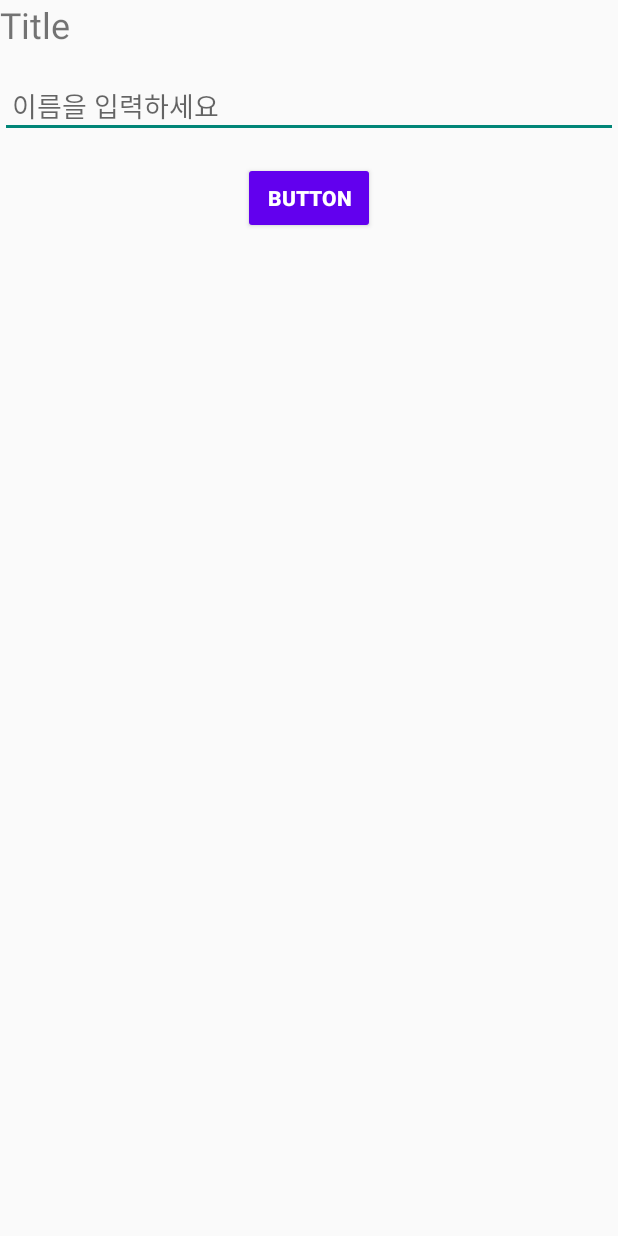
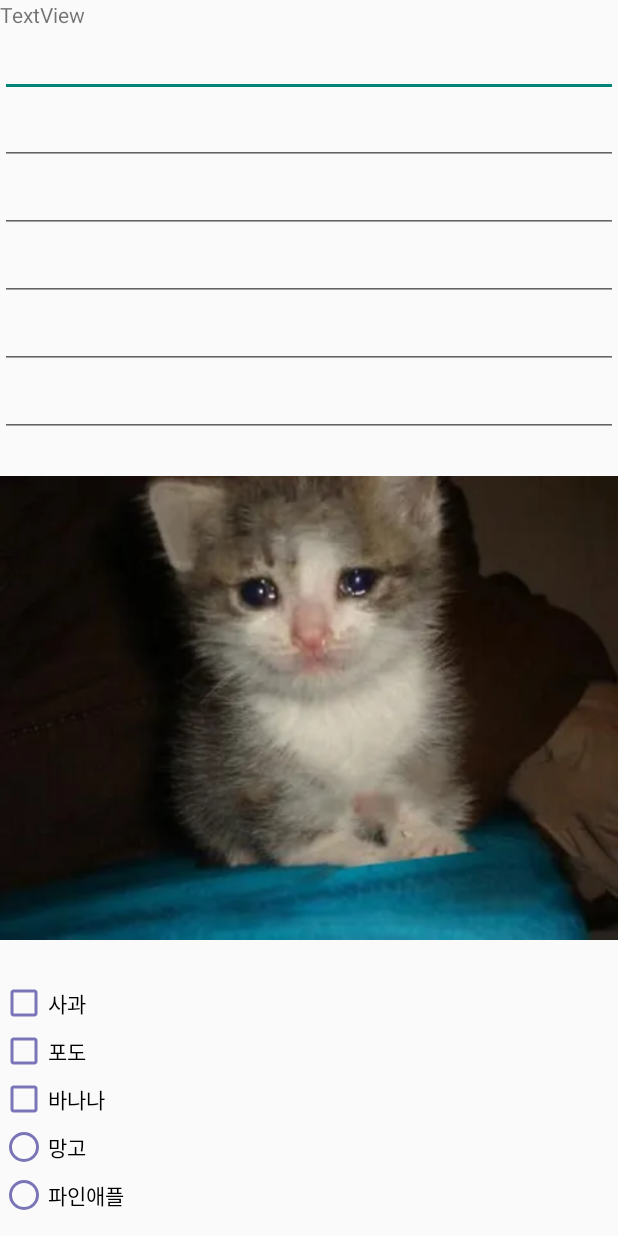
Before and after one commit to mawoo-UI/AndroidKotlin, an Android app built with Jetpack Compose: the screen it shows after launch (MainActivity), on a phone screen of 412 x 824 dp. Run offline under Robolectric (Android 15) with nearby library versions, the phone set to English and light mode, and no system bars.

Commit message:
툴 연습

```diff
--- a/MyApp/app/build.gradle.kts
+++ b/MyApp/app/build.gradle.kts
@@ -49,6 +49,7 @@ dependencies {
     implementation(libs.androidx.ui.graphics)
     implementation(libs.androidx.ui.tooling.preview)
     implementation(libs.androidx.material3)
+    implementation(libs.androidx.recyclerview)
     testImplementation(libs.junit)
     androidTestImplementation(libs.androidx.junit)
     androidTestImplementation(libs.androidx.espresso.core)
--- a/MyApp/app/src/main/java/cokr/oneweeks/myapplication/MainActivity.kt
+++ b/MyApp/app/src/main/java/cokr/oneweeks/myapplication/MainActivity.kt
@@ -1,8 +1,10 @@
 package cokr.oneweeks.myapplication
 
 import android.os.Bundle
+import android.widget.ArrayAdapter
 import android.widget.Button
 import android.widget.EditText
+import android.widget.ListView
 import android.widget.Toast
 import androidx.activity.ComponentActivity
 import androidx.activity.compose.setContent
@@ -19,21 +21,41 @@ import cokr.oneweeks.myapplication.ui.theme.MyApplicationTheme
 class MainActivity : ComponentActivity() {
     override fun onCreate(savedInstanceState: Bundle?) {
         super.onCreate(savedInstanceState)
-        setContentView(R.layout.activity_main)
+        enableEdgeToEdge()
+        setContentView(R.layout.text_view)
+//        setContentView(R.layout.activity_main)
+//        setContentView(R.layout.activity_main_xml)
+//        setContentView(R.layout.list_layout)
 
-        //event
-        val input:EditText = findViewById(R.id.editTextText)
-        val button:Button = findViewById(R.id.button)
+//        val fruits = listOf("파인애플", "사과", "바나나", "복숭아", "포도", "리치","구아바", "망고", "멜론")
+//        val listView:ListView = findViewById (R.id.listView)
+//
+//
+//        //adapter
+//        val addapter = ArrayAdapter(this, android.R.layout.simple_list_item_1, fruits)
+//        listView.addapter = addapter
+//
+//        listView.setOnItemClickListener { _,_, position, _ ->
+//            val value =  fruits[position];
+//            Toast.makeText(this, value, Toast.LENGTH_SHORT).show()
+//        }
 
-        button.setOnClickListener{
-            val textValue = input.text.toString();
-            if (textValue.isBlank()) {
-                Toast.makeText(this, "값을 입력하세요" , Toast.LENGTH_SHORT).show()
-            }
-            else {
-                Toast.makeText(this, "안녕하세요 $textValue",Toast.LENGTH_SHORT).show()
-            }
-        }
+
+
+//        //event
+
+//        val input:EditText = findViewById(R.id.editTextText)
+//        val button:Button = findViewById(R.id.button)
+//
+//        button.setOnClickListener{
+//            val textValue = input.text.toString();
+//            if (textValue.isBlank()) {
+//                Toast.makeText(this, "값을 입력하세요" , Toast.LENGTH_SHORT).show()
+//            }
+//            else {
+//                Toast.makeText(this, "안녕하세요 $textValue",Toast.LENGTH_SHORT).show()
+//            }
+//        }
 //        enableEdgeToEdge()
 //        setContent {
 //            MyApplicationTheme {
--- /dev/null
+++ b/MyApp/app/src/main/res/layout/text_view.xml
@@ -0,0 +1,109 @@
+<?xml version="1.0" encoding="utf-8"?>
+<LinearLayout xmlns:android="http://schemas.android.com/apk/res/android"
+    xmlns:app="http://schemas.android.com/apk/res-auto"
+    android:orientation="vertical"
+             android:layout_width="match_parent"
+             android:layout_height="match_parent">
+
+    <ScrollView
+        android:layout_width="match_parent"
+        android:layout_height="match_parent">
+
+        <LinearLayout
+            android:layout_width="match_parent"
+            android:layout_height="wrap_content"
+            android:orientation="vertical" >
+
+            <TextView
+                android:id="@+id/textView3"
+                android:layout_width="match_parent"
+                android:layout_height="wrap_content"
+                android:text="TextView" />
+
+            <EditText
+                android:id="@+id/editTextTextPostalAddress2"
+                android:layout_width="match_parent"
+                android:layout_height="wrap_content"
+                android:ems="10"
+                android:inputType="textPostalAddress" />
+
+            <EditText
+                android:id="@+id/editTextTextPassword2"
+                android:layout_width="match_parent"
+                android:layout_height="wrap_content"
+                android:ems="10"
+                android:inputType="textPassword" />
+
+            <EditText
+                android:id="@+id/editTextNumberPassword"
+                android:layout_width="match_parent"
+                android:layout_height="wrap_content"
+                android:ems="10"
+                android:inputType="numberPassword" />
+
+            <EditText
+                android:id="@+id/editTextTextEmailAddress"
+                android:layout_width="match_parent"
+                android:layout_height="wrap_content"
+                android:ems="10"
+                android:inputType="textEmailAddress" />
+
+            <EditText
+                android:id="@+id/editTextPhone"
+                android:layout_width="match_parent"
+                android:layout_height="wrap_content"
+                android:ems="10"
+                android:inputType="phone" />
+
+            <EditText
+                android:id="@+id/editTextTextPostalAddress7"
+                android:layout_width="match_parent"
+                android:layout_height="wrap_content"
+                android:ems="10"
+                android:inputType="textPostalAddress" />
+
+            <ImageView
+                android:id="@+id/imageView3"
+                android:layout_width="match_parent"
+                android:layout_height="wrap_content"
+                android:src="@drawable/cat" />
+
+            <CheckBox
+                android:id="@+id/checkBox"
+                android:layout_width="match_parent"
+                android:layout_height="wrap_content"
+                android:buttonTint="#7975B7"
+                android:checked="false"
+                android:text="사과" />
+
+            <CheckBox
+                android:id="@+id/checkBox2"
+                android:layout_width="match_parent"
+                android:layout_height="wrap_content"
+                android:buttonTint="#7975B7"
+                android:text="포도" />
+
+            <CheckBox
+                android:id="@+id/checkBox3"
+                android:layout_width="match_parent"
+                android:layout_height="wrap_content"
+                android:buttonTint="#7975B7"
+                android:text="바나나" />
+
+            <RadioButton
+                android:id="@+id/radioButton"
+                android:layout_width="match_parent"
+                android:layout_height="wrap_content"
+                android:buttonTint="#7975B7"
+                android:text="망고" />
+
+            <RadioButton
+                android:id="@+id/radioButton2"
+                android:layout_width="match_parent"
+                android:layout_height="wrap_content"
+                android:buttonTint="#7975B7"
+                android:text="파인애플" />
+        </LinearLayout>
+    </ScrollView>
+
+</LinearLayout>
--- a/MyApp/gradle/libs.versions.toml
+++ b/MyApp/gradle/libs.versions.toml
@@ -8,6 +8,7 @@ espressoCore = "3.5.1"
 lifecycleRuntimeKtx = "2.6.1"
 activityCompose = "1.8.0"
 composeBom = "2024.04.01"
+recyclerview = "1.4.0"
 
 [libraries]
 androidx-core-ktx = { group = "androidx.core", name = "core-ktx", version.ref = "coreKtx" }
@@ -24,6 +25,7 @@ androidx-ui-tooling-preview = { group = "androidx.compose.ui", name = "ui-toolin
 androidx-ui-test-manifest = { group = "androidx.compose.ui", name = "ui-test-manifest" }
 androidx-ui-test-junit4 = { group = "androidx.compose.ui", name = "ui-test-junit4" }
 androidx-material3 = { group = "androidx.compose.material3", name = "material3" }
+androidx-recyclerview = { group = "androidx.recyclerview", name = "recyclerview", version.ref = "recyclerview" }
 
 [plugins]
 android-application = { id = "com.android.application", version.ref = "agp" }
```
Also changed, not shown: MyApp/app/src/main/res/layout/activity_main_xml.xml (added, +39 -0 lines), MyApp/app/src/main/res/layout/list_layout.xml (added, +19 -0 lines), MyApp/app/src/main/res/drawable/cat.jpg (added), MyApp/app/src/main/res/drawable/pngwing.png (added).
